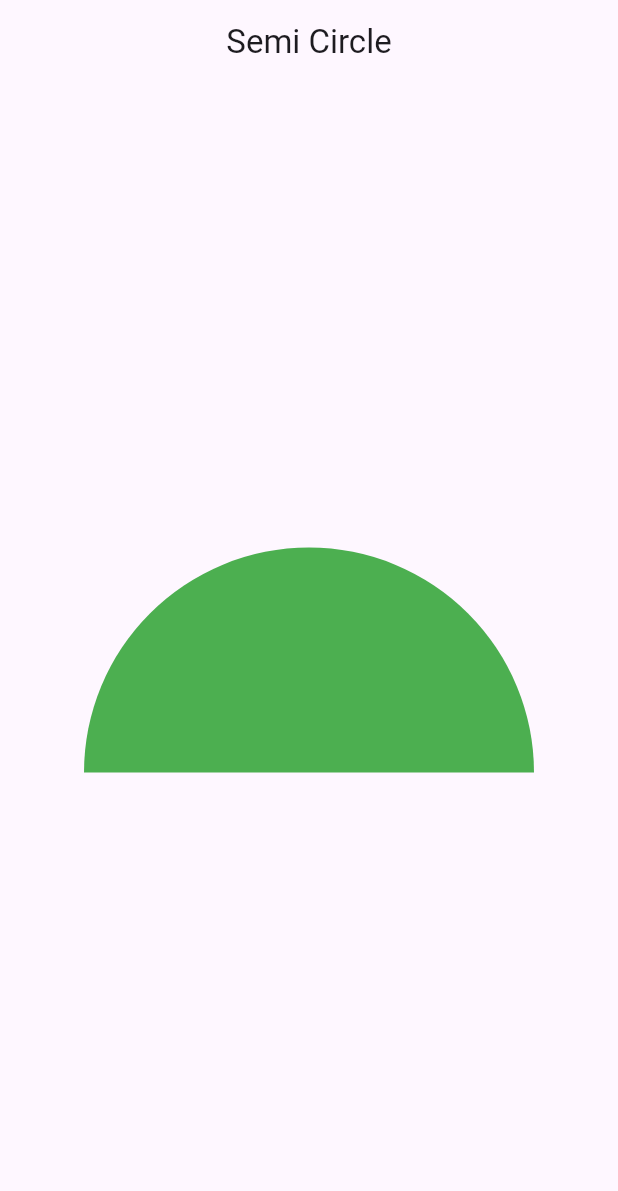
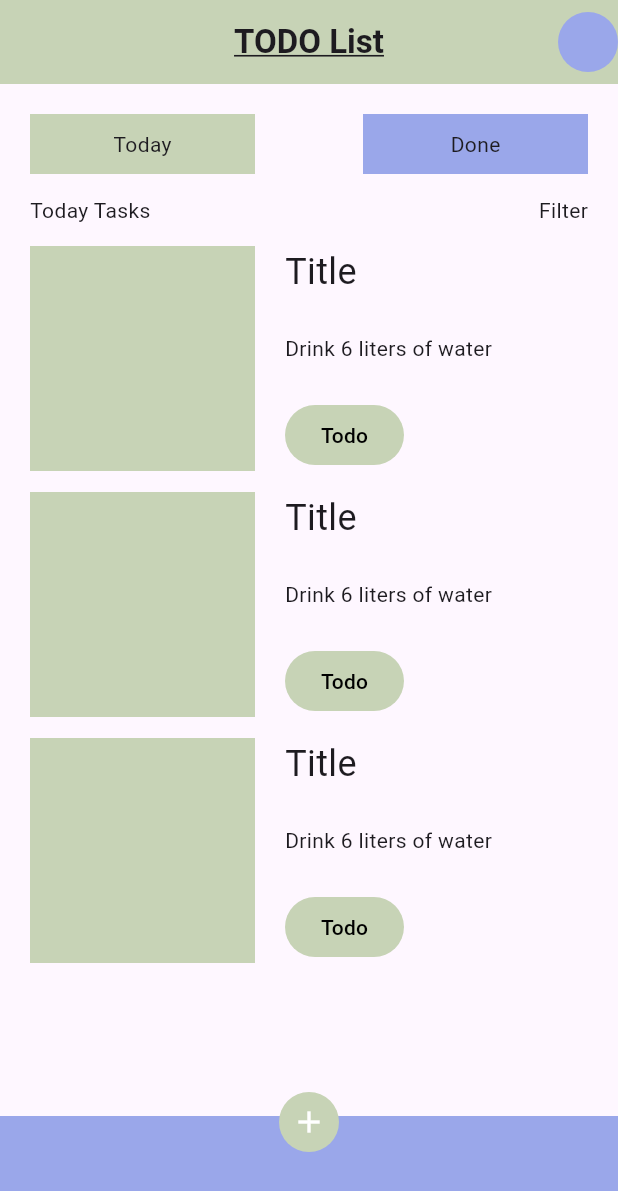
Before and after one commit to YeLwinOo-Steve/simbolo_flutter_batch_2, a Flutter app: the screen it shows after launch, on a phone screen of 412 x 824 dp. Shown: the top 1191 px of the screen. Run offline on Flutter 3.47's test engine with Material 3 defaults, Android fonts, the light colour scheme and no system bars.

Commit message:
added: todo screen

```diff
--- a/layout_basics/lib/main.dart
+++ b/layout_basics/lib/main.dart
@@ -1,6 +1,7 @@
 import 'package:flutter/material.dart';
 
 import 'semi_circle.dart';
+import 'todo_screen.dart';
 
 void main() {
   runApp(const MyApp());
@@ -17,7 +18,8 @@ class MyApp extends StatelessWidget {
         colorScheme: ColorScheme.fromSeed(seedColor: Colors.deepPurple),
         useMaterial3: true,
       ),
-      home: SemiCircle(),
+      home: TodoScreen(),
+      // home: SemiCircle(),
     );
   }
 }
--- /dev/null
+++ b/layout_basics/lib/todo_screen.dart
@@ -0,0 +1,168 @@
+import 'package:flutter/material.dart';
+
+class TodoScreen extends StatelessWidget {
+  TodoScreen({super.key});
+  final paleGreen = Color(0xFFC7D3B6);
+  final indigo = Color(0xFF9AA7EA);
+  @override
+  Widget build(BuildContext context) {
+    return Scaffold(
+      appBar: AppBar(
+        backgroundColor: paleGreen,
+        title: const Text(
+          'TODO List',
+          style: TextStyle(
+            decoration: TextDecoration.underline,
+            fontWeight: FontWeight.bold,
+          ),
+        ),
+        centerTitle: true,
+        actions: [
+          Container(
+            width: 40,
+            height: 40,
+            decoration: BoxDecoration(
+              shape: BoxShape.circle,
+              color: indigo,
+            ),
+          ),
+        ],
+      ),
+      body: Padding(
+        padding: const EdgeInsets.all(20),
+        child: Column(
+          children: [
+            TopmostRow(paleGreen: paleGreen, indigo: indigo),
+            const SizedBox(
+              height: 14,
+            ),
+            TopRow(),
+            const SizedBox(
+              height: 14,
+            ),
+            TodoCard(paleGreen: paleGreen),
+            const SizedBox(
+              height: 14,
+            ),
+            TodoCard(paleGreen: paleGreen),
+            const SizedBox(
+              height: 14,
+            ),
+            TodoCard(paleGreen: paleGreen),
+          ],
+        ),
+      ),
+      bottomNavigationBar: Stack(
+        alignment: Alignment.topCenter,
+        children: [
+          Container(
+            height: 80,
+            margin: EdgeInsets.only(top: 20),
+            width: double.maxFinite,
+            color: indigo,
+          ),
+          IconButton.filled(
+            style: IconButton.styleFrom(
+              backgroundColor: paleGreen,
+              foregroundColor: Colors.white,
+            ),
+            onPressed: () {},
+            icon: Icon(Icons.add),
+          ),
+        ],
+      ),
+    );
+  }
+}
+
+class TodoCard extends StatelessWidget {
+  const TodoCard({
+    super.key,
+    required this.paleGreen,
+  });
+
+  final Color paleGreen;
+
+  @override
+  Widget build(BuildContext context) {
+    return SizedBox(
+      height: 150,
+      child: Row(
+        children: [
+          Container(width: 150, height: 150, color: paleGreen),
+          const SizedBox(width: 20),
+          Column(
+            mainAxisAlignment: MainAxisAlignment.spaceBetween,
+            crossAxisAlignment: CrossAxisAlignment.start,
+            children: [
+              const Text(
+                'Title',
+                style: TextStyle(
+                  fontSize: 24,
+                ),
+              ),
+              const Text('Drink 6 liters of water'),
+              FilledButton(
+                onPressed: () {},
+                style: FilledButton.styleFrom(
+                  backgroundColor: paleGreen,
+                  foregroundColor: Colors.black,
+                ),
+                child: const Text('Todo'),
+              ),
+            ],
+          ),
+        ],
+      ),
+    );
+  }
+}
+
+class TopRow extends StatelessWidget {
+  const TopRow({
+    super.key,
+  });
+
+  @override
+  Widget build(BuildContext context) {
+    return const Row(
+      mainAxisAlignment: MainAxisAlignment.spaceBetween,
+      children: [
+        Text('Today Tasks'),
+        Text('Filter'),
+      ],
+    );
+  }
+}
+
+class TopmostRow extends StatelessWidget {
+  const TopmostRow({
+    super.key,
+    required this.paleGreen,
+    required this.indigo,
+  });
+
+  final Color paleGreen;
+  final Color indigo;
+
+  @override
+  Widget build(BuildContext context) {
+    return Row(
+      mainAxisAlignment: MainAxisAlignment.spaceBetween,
+      children: [
+        Container(
+          width: 150,
+          height: 40,
+          color: paleGreen,
+          child: Center(child: Text('Today')),
+        ),
+        Container(
+          width: 150,
+          height: 40,
+          color: indigo,
+          child: Center(child: const Text('Done')),
+        ),
+      ],
+    );
+  }
+}
```
